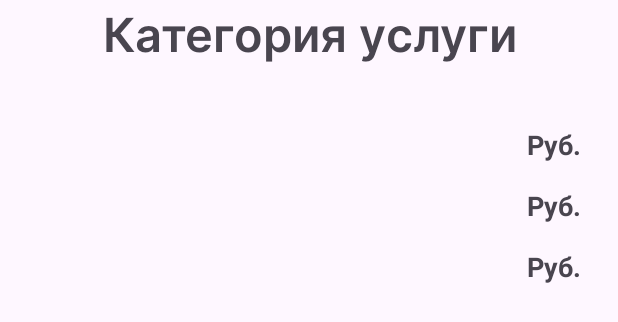
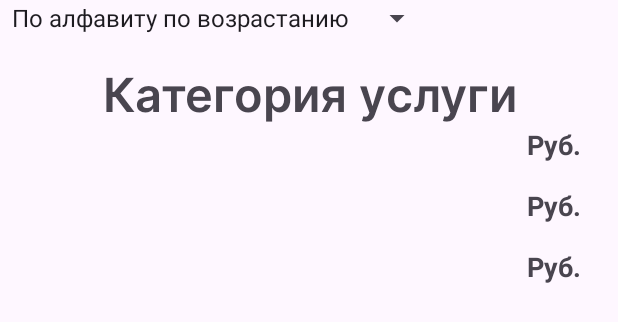
Before and after one commit to Mazay713/Syberian-Cat-Tattoo, an Android app built with Jetpack Compose: the layout fragment_services_by_category.xml on its own in the app's theme, with its tools: preview values and no code run, on a phone screen of 412 x 824 dp. Shown: the top 322 px of the screen. Run offline under Robolectric (Android 15) with nearby library versions, the phone set to English and light mode, and no system bars.

Commit message:
0:00 21.06.2024

```diff
--- a/app/build.gradle
+++ b/app/build.gradle
@@ -71,6 +71,7 @@ dependencies {
     implementation 'androidx.compose.ui:ui-graphics'
     implementation 'androidx.compose.ui:ui-tooling-preview'
     implementation 'androidx.compose.material3:material3'
+    implementation 'com.google.firebase:firebase-database-ktx:21.0.0'
     androidTestImplementation platform('androidx.compose:compose-bom:2023.08.00')
     androidTestImplementation 'androidx.compose.ui:ui-test-junit4'
     annotationProcessor 'com.github.bumptech.glide:compiler:4.12.0'
--- a/app/src/main/AndroidManifest.xml
+++ b/app/src/main/AndroidManifest.xml
@@ -13,6 +13,9 @@
         android:supportsRtl="true"
         android:theme="@style/Theme.AppCompat.Light.NoActionBar.FullScreen"
         tools:targetApi="31">
+        <activity
+            android:name=".EditPortfolioActivity"
+            android:exported="false" />
         <activity
             android:name=".DetailActivity"
             android:exported="false"
--- a/app/src/main/res/layout/activity_worker.xml
+++ b/app/src/main/res/layout/activity_worker.xml
@@ -1,6 +1,8 @@
 <?xml version="1.0" encoding="utf-8"?>
+<!-- Корневой элемент RelativeLayout для размещения всех дочерних элементов -->
 <RelativeLayout xmlns:android="http://schemas.android.com/apk/res/android"
     android:layout_width="match_parent"
     android:layout_height="match_parent">
 
+
 </RelativeLayout>
--- a/app/src/main/res/layout/fragment_services_by_category.xml
+++ b/app/src/main/res/layout/fragment_services_by_category.xml
@@ -10,6 +10,7 @@
         android:layout_width="match_parent"
         android:layout_height="wrap_content"
         android:fontFamily="@font/semibold"
+        android:layout_marginTop="40dp"
         android:text="Категория услуги"
         android:textAlignment="center"
         android:textSize="14pt" />
@@ -29,5 +30,11 @@
         android:layout_below = "@id/ServiceCategory"
         android:padding="16dp"
         tools:listitem="@layout/item_service_category" />
-
+    <Spinner
+        android:id="@+id/spinner_sort"
+        android:layout_width="wrap_content"
+        android:layout_height="wrap_content"
+        android:entries="@array/sort_options"
+        android:layout_alignParentTop="true"
+        android:layout_centerHorizontal="true"/>
 </FrameLayout>
--- a/app/src/main/res/values/strings.xml
+++ b/app/src/main/res/values/strings.xml
@@ -8,4 +8,13 @@
     <string name="hello_blank_fragment">Hello blank fragment</string>
     <string name="service_image">Описание изображения услуги</string>
     <string name="title_activity_detail">DetailActivity</string>
+    <string name="sort_alphabet_ascending">По алфавиту по возрастанию</string>
+    <string name="sort_alphabet_descending">По алфавиту по убыванию</string>
+    <string name="sort_price_ascending">По цене по возрастанию</string>
+    <string-array name="sort_options">
+        <item>По алфавиту по возрастанию</item>
+        <item>По алфавиту по убыванию</item>
+        <item>По цене по возрастанию</item>
+        <item>По цене по убыванию</item>
+    </string-array>
 </resources>
```
Also changed, not shown: app/src/main/java/com/example/tattooshka/ServicesByCategoryFragment.kt (+64 -10 lines), app/src/main/java/com/example/tattooshka/WorkerActivity.kt (+66 -117 lines).
